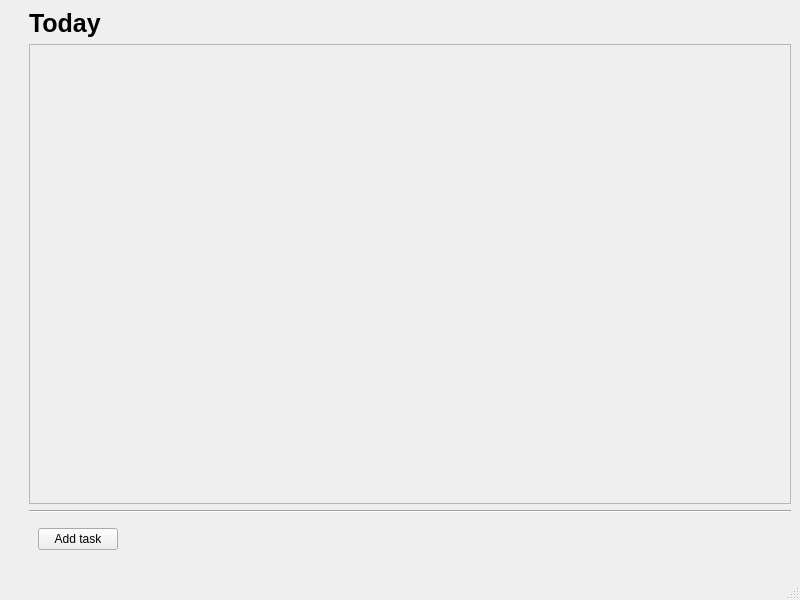
Old version of the form mainwindow.ui in the repository KrawGleb/QtToDoList.
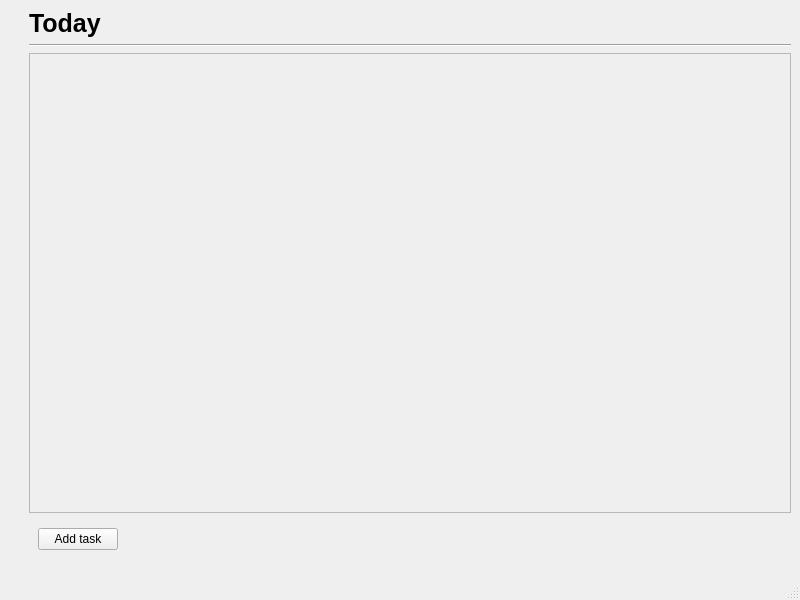
New version of the form. Icons and pictures are not drawn.

```diff
--- a/mainwindow.ui
+++ b/mainwindow.ui
@@ -46,8 +46,27 @@
         </property>
        </widget>
       </item>
+      <item>
+       <widget class="Line" name="line">
+        <property name="orientation">
+         <enum>Qt::Horizontal</enum>
+        </property>
+       </widget>
+      </item>
       <item>
        <widget class="QScrollArea" name="scrollArea">
+        <property name="sizePolicy">
+         <sizepolicy hsizetype="Expanding" vsizetype="MinimumExpanding">
+          <horstretch>0</horstretch>
+          <verstretch>0</verstretch>
+         </sizepolicy>
+        </property>
+        <property name="autoFillBackground">
+         <bool>false</bool>
+        </property>
+        <property name="styleSheet">
+         <string notr="true"/>
+        </property>
         <property name="widgetResizable">
          <bool>true</bool>
         </property>
@@ -60,16 +79,29 @@
            <height>422</height>
           </rect>
          </property>
+         <property name="sizePolicy">
+          <sizepolicy hsizetype="Ignored" vsizetype="MinimumExpanding">
+           <horstretch>0</horstretch>
+           <verstretch>0</verstretch>
+          </sizepolicy>
+         </property>
+         <property name="maximumSize">
+          <size>
+           <width>16777215</width>
+           <height>16777215</height>
+          </size>
+         </property>
+         <property name="styleSheet">
+          <string notr="true"/>
+         </property>
+         <layout class="QVBoxLayout" name="verticalLayout_3">
+          <property name="topMargin">
+           <number>9</number>
+          </property>
+         </layout>
         </widget>
        </widget>
       </item>
-      <item>
-       <widget class="Line" name="line">
-        <property name="orientation">
-         <enum>Qt::Horizontal</enum>
-        </property>
-       </widget>
-      </item>
       <item>
        <widget class="QWidget" name="addFormLayout" native="true">
         <property name="styleSheet">
```
